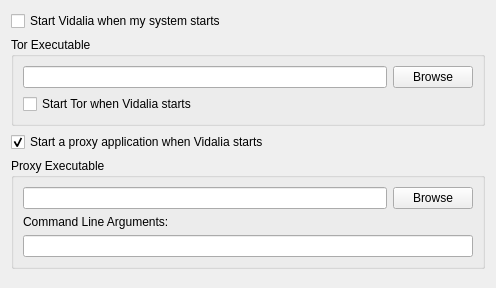
This is src/vidalia/config/generalpage.ui in a-ilin/vidalia as Qt 5 draws it before an edit. The edited form follows.
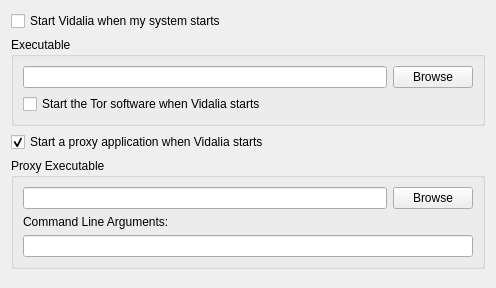
This is the edited form.

Commit message:
r422@thebe:  edmanm | 2008-06-01 20:58:09 -0400  Initial trademark compliance fixes: change some instances of "Tor" to "the Tor  software" and remove most of the others.
svn:r2642

What changed in the file:
```diff
--- a/src/vidalia/config/generalpage.ui
+++ b/src/vidalia/config/generalpage.ui
@@ -35,7 +35,7 @@
       <enum>Qt::NoContextMenu</enum>
      </property>
      <property name="title" >
-      <string>Tor Executable</string>
+      <string>Executable</string>
      </property>
      <layout class="QHBoxLayout" >
       <property name="spacing" >
@@ -60,7 +60,7 @@
         <item>
          <widget class="QCheckBox" name="chkRunTorAtVidaliaStartup" >
           <property name="text" >
-           <string>Start Tor when Vidalia starts</string>
+           <string>Start the Tor software when Vidalia starts</string>
           </property>
          </widget>
         </item>
```
The commit also changes 4 other files.
